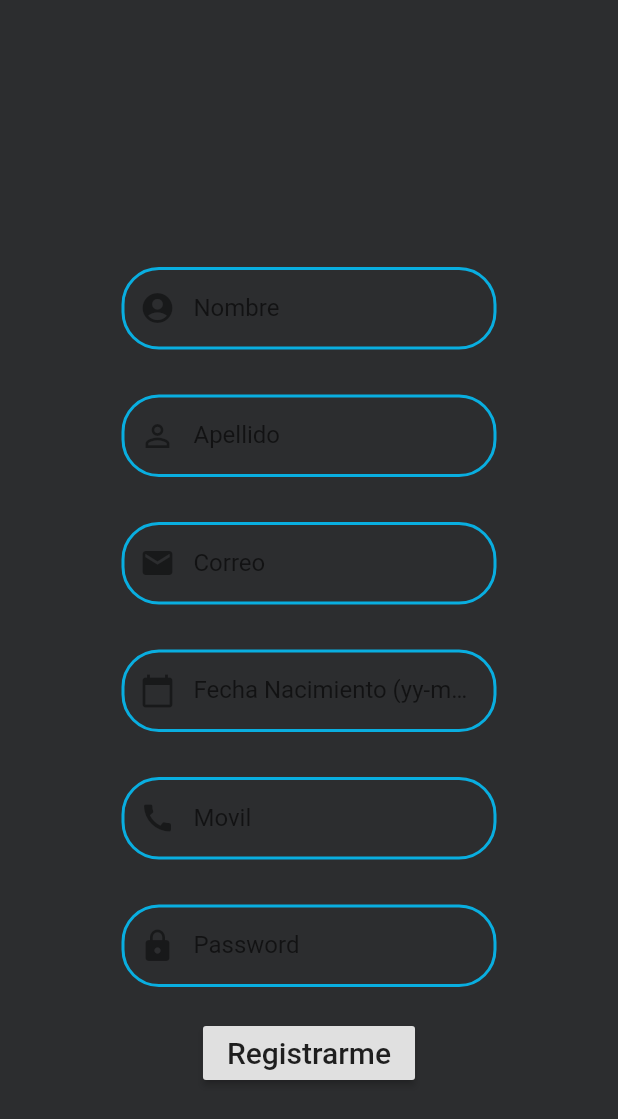
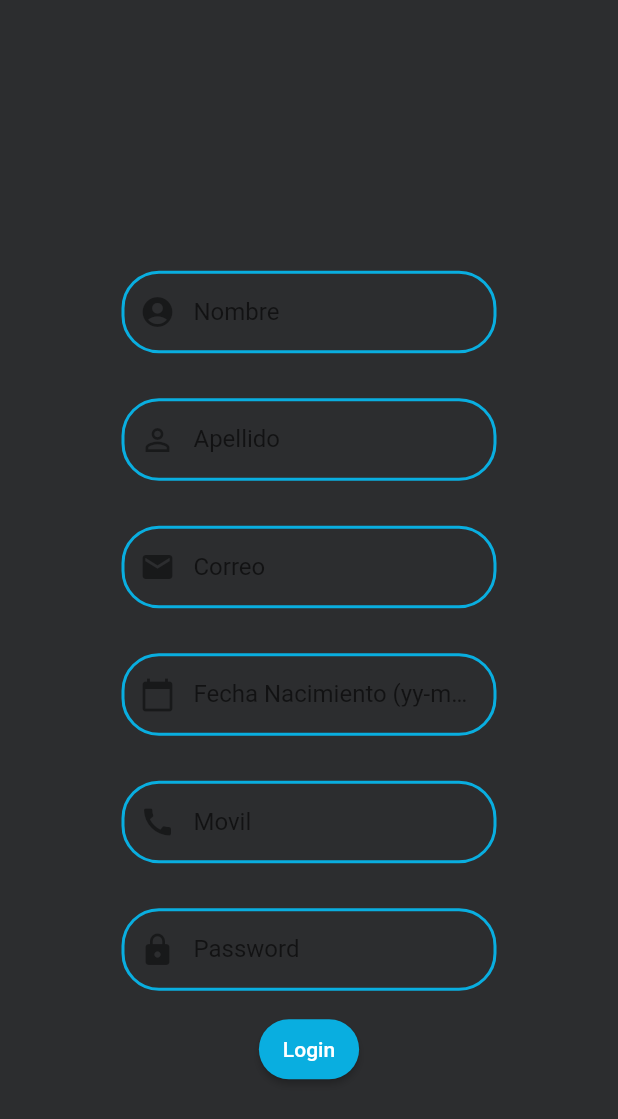
Before and after one commit to Canarygo1/serviceAppFlutter, a Flutter app: the RegisterScreen screen opened directly, on a phone screen of 412 x 824 dp. Shown: the top 1119 px of the screen. Run offline on Flutter 3.47's test engine with Material 2 defaults, Android fonts, the phone set to English and light mode, and no system bars; our stand-ins replace shared_preferences; accounts and stored records are empty; Roboto replaces fonts that are missing (Poppins).

Commit message:
background to register added

```diff
--- a/lib/data/repository/local_repository/local_repository.dart
+++ b/lib/data/repository/local_repository/local_repository.dart
@@ -6,7 +6,7 @@ class PreferencesLocalRepository implements LocalRepositoryInterface {
   @override
   Future<String> getToken() async {
     SharedPreferences _sharedPrefs = await SharedPreferences.getInstance();
-    print('Hola sharedPrefs ' + _sharedPrefs.getString('tokenRegistered'));
+
     print("entro");
     if (_sharedPrefs.containsKey('tokenRegistered')) {
       print("entro");
--- a/lib/login_ui/login_presenter.dart
+++ b/lib/login_ui/login_presenter.dart
@@ -5,7 +5,8 @@ import 'package:serviceapp/model/jsonPostLogin.dart';
 class LoginPresenter {
   LoginView _view;
   RemoteRepository remoteRepository;
-  final PreferencesLocalRepository _localRepository  = new PreferencesLocalRepository();
+  final PreferencesLocalRepository _localRepository =
+      new PreferencesLocalRepository();
 
   LoginPresenter(this._view, this.remoteRepository);
 
@@ -23,11 +24,16 @@ class LoginPresenter {
 
   checkLocal() async {
     String token = await _localRepository.getToken();
-    return token;
+    if (token != null) {
+      _view.loginCorrect(true);
+    } else {
+      return;
+    }
   }
 }
 
 abstract class LoginView {
   loginCorrect(bool response) {}
+
   loginError() {}
 }
--- a/lib/main.dart
+++ b/lib/main.dart
@@ -1,5 +1,6 @@
 import 'package:flutter/material.dart';
 import 'package:serviceapp/login_ui/login_screen.dart';
+import 'package:serviceapp/ui/register/register.dart';
 
 void main() => runApp(MyApp());
 
--- a/lib/ui/register/register.dart
+++ b/lib/ui/register/register.dart
@@ -50,16 +50,18 @@ class _RegisterScreen extends State<RegisterScreen> implements RegisterView {
                     textFieldForm('Apellido', Icon(Icons.perm_identity),
                         controllerUsername),
                     textFieldForm('Correo', Icon(Icons.email), controllerEmail),
-                    textFieldForm('Fecha Nacimiento (yy-mm-dd)', Icon(Icons.calendar_today),
-                        controllerBirthDate),
+                    textFieldForm('Fecha Nacimiento (yy-mm-dd)',
+                        Icon(Icons.calendar_today), controllerBirthDate),
                     textFieldForm('Movil', Icon(Icons.call), controllerMobile),
                     textFieldForm(
                         'Password', Icon(Icons.lock), controllerPassword),
-                    Container(
-                      margin: const EdgeInsets.only(top: 20),
+                    Padding(
+                      padding: const EdgeInsets.fromLTRB(20.0, 15.0, 20.0, 0.0),
+                      child: ButtonTheme(
+                        minWidth: 2,
+                        height: 40,
                         child: RaisedButton(
                           onPressed: () {
-
                             NewUser user = NewUser(
                                 controllerName.text,
                                 controllerUsername.text,
@@ -67,13 +69,18 @@ class _RegisterScreen extends State<RegisterScreen> implements RegisterView {
                                 controllerBirthDate.text,
                                 controllerMobile.text,
                                 controllerPassword.text);
-                          print('Me han pinchado ' + user.name);
                             _presenter.onRegisterClicked(user);
                           },
-                        child:
-                            Text('Registrarme', style: TextStyle(fontSize: 20)),
+                          shape: RoundedRectangleBorder(
+                              borderRadius: new BorderRadius.circular(25.0)),
+                          child: Text(
+                            "Login",
+                            style: TextStyle(color: Colors.white),
+                          ),
+                          color: Color.fromRGBO(9, 174, 224, 1),
                         ),
                       ),
+                    )
                   ],
                 ),
               ),
```
Lines whose indentation alone changed are shown as unchanged.
